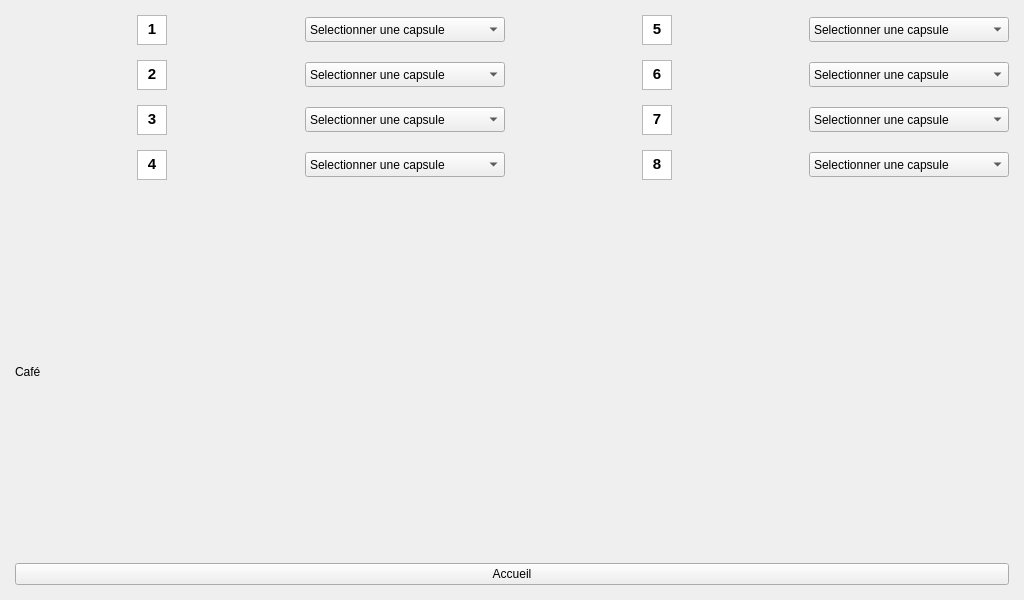
First picture: the form in pikawa-rpi/ihmpikawa.ui, repository bts-lasalle-avignon-projets/pikawa-2024, before the edit.
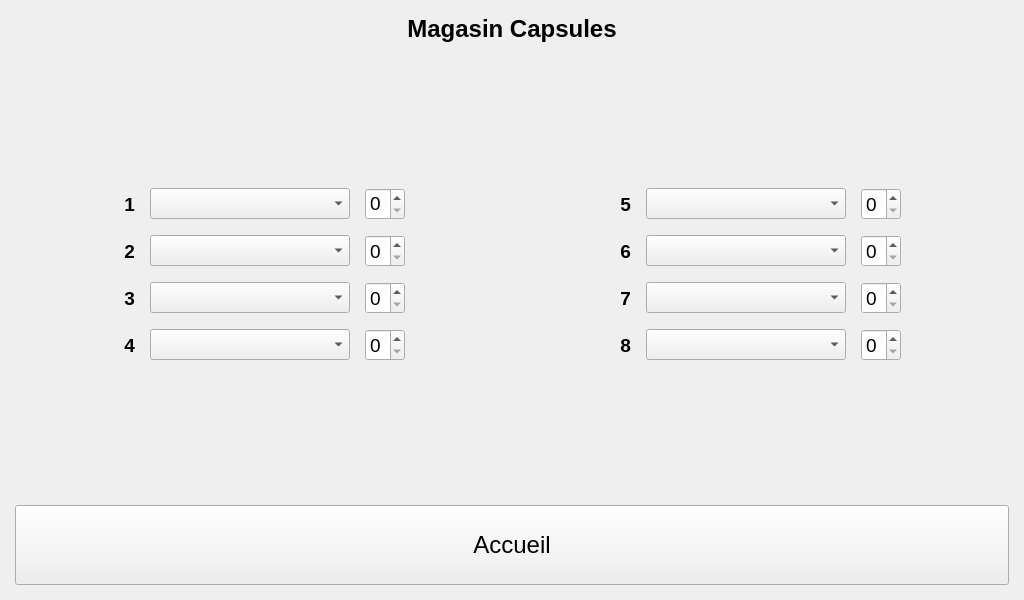
Second picture: the form after the edit. The open tabs and pages were chosen to show the change.

Patch:
```diff
--- a/pikawa-rpi/ihmpikawa.ui
+++ b/pikawa-rpi/ihmpikawa.ui
@@ -104,33 +104,388 @@
         <property name="bottomMargin">
          <number>15</number>
         </property>
+        <item>
+         <widget class="QLabel" name="titreEcranCafe">
+          <property name="font">
+           <font>
+            <pointsize>18</pointsize>
+            <weight>75</weight>
+            <bold>true</bold>
+           </font>
+          </property>
+          <property name="text">
+           <string>Magasin Capsules</string>
+          </property>
+          <property name="alignment">
+           <set>Qt::AlignCenter</set>
+          </property>
+         </widget>
+        </item>
+        <item>
+         <spacer name="verticalSpacer_2">
+          <property name="orientation">
+           <enum>Qt::Vertical</enum>
+          </property>
+          <property name="sizeHint" stdset="0">
+           <size>
+            <width>20</width>
+            <height>40</height>
+           </size>
+          </property>
+         </spacer>
+        </item>
         <item>
          <layout class="QGridLayout" name="gridLayout">
-          <item row="3" column="0" alignment="Qt::AlignHCenter|Qt::AlignVCenter">
-           <widget class="QTextBrowser" name="capsuleRange1">
+          <property name="spacing">
+           <number>15</number>
+          </property>
+          <item row="4" column="7">
+           <widget class="QSpinBox" name="stockR6">
+            <property name="font">
+             <font>
+              <pointsize>14</pointsize>
+             </font>
+            </property>
+            <property name="maximum">
+             <number>4</number>
+            </property>
+           </widget>
+          </item>
+          <item row="9" column="5">
+           <widget class="QLabel" name="labelRangee8">
+            <property name="font">
+             <font>
+              <pointsize>14</pointsize>
+              <weight>75</weight>
+              <bold>true</bold>
+             </font>
+            </property>
+            <property name="text">
+             <string>8</string>
+            </property>
+            <property name="alignment">
+             <set>Qt::AlignRight|Qt::AlignTrailing|Qt::AlignVCenter</set>
+            </property>
+           </widget>
+          </item>
+          <item row="6" column="2">
+           <widget class="QComboBox" name="listeCapsulesR3">
+            <property name="sizePolicy">
+             <sizepolicy hsizetype="Fixed" vsizetype="Fixed">
+              <horstretch>0</horstretch>
+              <verstretch>0</verstretch>
+             </sizepolicy>
+            </property>
             <property name="minimumSize">
              <size>
-              <width>30</width>
-              <height>30</height>
+              <width>200</width>
+              <height>25</height>
              </size>
             </property>
             <property name="maximumSize">
              <size>
-              <width>30</width>
-              <height>30</height>
+              <width>16777215</width>
+              <height>16777215</height>
              </size>
             </property>
-            <property name="html">
-             <string>&lt;!DOCTYPE HTML PUBLIC &quot;-//W3C//DTD HTML 4.0//EN&quot; &quot;http://www.w3.org/TR/REC-html40/strict.dtd&quot;&gt;
-&lt;html&gt;&lt;head&gt;&lt;meta name=&quot;qrichtext&quot; content=&quot;1&quot; /&gt;&lt;style type=&quot;text/css&quot;&gt;
-p, li { white-space: pre-wrap; }
-&lt;/style&gt;&lt;/head&gt;&lt;body style=&quot; font-family:'Ubuntu'; font-size:11pt; font-weight:400; font-style:normal;&quot;&gt;
-&lt;p align=&quot;center&quot; style=&quot; margin-top:0px; margin-bottom:0px; margin-left:0px; margin-right:0px; -qt-block-indent:0; text-indent:0px;&quot;&gt;&lt;span style=&quot; font-weight:600;&quot;&gt;1&lt;/span&gt;&lt;/p&gt;&lt;/body&gt;&lt;/html&gt;</string>
+            <property name="font">
+             <font>
+              <pointsize>14</pointsize>
+             </font>
+            </property>
+            <property name="sizeAdjustPolicy">
+             <enum>QComboBox::AdjustToContents</enum>
+            </property>
+           </widget>
+          </item>
+          <item row="3" column="7">
+           <widget class="QSpinBox" name="stockR5">
+            <property name="font">
+             <font>
+              <pointsize>14</pointsize>
+             </font>
+            </property>
+            <property name="maximum">
+             <number>4</number>
+            </property>
+           </widget>
+          </item>
+          <item row="4" column="3">
+           <widget class="QSpinBox" name="stockR2">
+            <property name="font">
+             <font>
+              <pointsize>14</pointsize>
+             </font>
+            </property>
+            <property name="maximum">
+             <number>4</number>
+            </property>
+           </widget>
+          </item>
+          <item row="9" column="3">
+           <widget class="QSpinBox" name="stockR4">
+            <property name="font">
+             <font>
+              <pointsize>14</pointsize>
+             </font>
+            </property>
+            <property name="maximum">
+             <number>4</number>
+            </property>
+           </widget>
+          </item>
+          <item row="9" column="2">
+           <widget class="QComboBox" name="listeCapsulesR4">
+            <property name="sizePolicy">
+             <sizepolicy hsizetype="Fixed" vsizetype="Fixed">
+              <horstretch>0</horstretch>
+              <verstretch>0</verstretch>
+             </sizepolicy>
+            </property>
+            <property name="minimumSize">
+             <size>
+              <width>200</width>
+              <height>25</height>
+             </size>
+            </property>
+            <property name="maximumSize">
+             <size>
+              <width>16777215</width>
+              <height>16777215</height>
+             </size>
+            </property>
+            <property name="font">
+             <font>
+              <pointsize>14</pointsize>
+             </font>
+            </property>
+            <property name="sizeAdjustPolicy">
+             <enum>QComboBox::AdjustToContents</enum>
+            </property>
+           </widget>
+          </item>
+          <item row="3" column="2">
+           <widget class="QComboBox" name="listeCapsulesR1">
+            <property name="sizePolicy">
+             <sizepolicy hsizetype="Fixed" vsizetype="Fixed">
+              <horstretch>0</horstretch>
+              <verstretch>0</verstretch>
+             </sizepolicy>
+            </property>
+            <property name="minimumSize">
+             <size>
+              <width>200</width>
+              <height>25</height>
+             </size>
+            </property>
+            <property name="maximumSize">
+             <size>
+              <width>16777215</width>
+              <height>16777215</height>
+             </size>
+            </property>
+            <property name="font">
+             <font>
+              <pointsize>14</pointsize>
+             </font>
+            </property>
+            <property name="currentText">
+             <string/>
+            </property>
+            <property name="sizeAdjustPolicy">
+             <enum>QComboBox::AdjustToContents</enum>
+            </property>
+           </widget>
+          </item>
+          <item row="9" column="1">
+           <widget class="QLabel" name="labelRangee4">
+            <property name="font">
+             <font>
+              <pointsize>14</pointsize>
+              <weight>75</weight>
+              <bold>true</bold>
+             </font>
+            </property>
+            <property name="text">
+             <string>4</string>
+            </property>
+            <property name="alignment">
+             <set>Qt::AlignRight|Qt::AlignTrailing|Qt::AlignVCenter</set>
+            </property>
+           </widget>
+          </item>
+          <item row="9" column="7">
+           <widget class="QSpinBox" name="stockR8">
+            <property name="font">
+             <font>
+              <pointsize>14</pointsize>
+             </font>
+            </property>
+            <property name="maximum">
+             <number>4</number>
+            </property>
+           </widget>
+          </item>
+          <item row="4" column="5">
+           <widget class="QLabel" name="labelRangee6">
+            <property name="font">
+             <font>
+              <pointsize>14</pointsize>
+              <weight>75</weight>
+              <bold>true</bold>
+             </font>
+            </property>
+            <property name="text">
+             <string>6</string>
+            </property>
+            <property name="alignment">
+             <set>Qt::AlignRight|Qt::AlignTrailing|Qt::AlignVCenter</set>
+            </property>
+           </widget>
+          </item>
+          <item row="9" column="6">
+           <widget class="QComboBox" name="listeCapsulesR8">
+            <property name="sizePolicy">
+             <sizepolicy hsizetype="Fixed" vsizetype="Fixed">
+              <horstretch>0</horstretch>
+              <verstretch>0</verstretch>
+             </sizepolicy>
+            </property>
+            <property name="minimumSize">
+             <size>
+              <width>200</width>
+              <height>25</height>
+             </size>
+            </property>
+            <property name="maximumSize">
+             <size>
+              <width>16777215</width>
+              <height>16777215</height>
+             </size>
+            </property>
+            <property name="font">
+             <font>
+              <pointsize>14</pointsize>
+             </font>
+            </property>
+            <property name="sizeAdjustPolicy">
+             <enum>QComboBox::AdjustToContents</enum>
+            </property>
+           </widget>
+          </item>
+          <item row="4" column="6">
+           <widget class="QComboBox" name="listeCapsulesR6">
+            <property name="sizePolicy">
+             <sizepolicy hsizetype="Fixed" vsizetype="Fixed">
+              <horstretch>0</horstretch>
+              <verstretch>0</verstretch>
+             </sizepolicy>
+            </property>
+            <property name="minimumSize">
+             <size>
+              <width>200</width>
+              <height>25</height>
+             </size>
+            </property>
+            <property name="maximumSize">
+             <size>
+              <width>16777215</width>
+              <height>16777215</height>
+             </size>
+            </property>
+            <property name="font">
+             <font>
+              <pointsize>14</pointsize>
+             </font>
+            </property>
+            <property name="sizeAdjustPolicy">
+             <enum>QComboBox::AdjustToContents</enum>
+            </property>
+           </widget>
+          </item>
+          <item row="3" column="6">
+           <widget class="QComboBox" name="listeCapsulesR5">
+            <property name="sizePolicy">
+             <sizepolicy hsizetype="Fixed" vsizetype="Fixed">
+              <horstretch>0</horstretch>
+              <verstretch>0</verstretch>
+             </sizepolicy>
+            </property>
+            <property name="minimumSize">
+             <size>
+              <width>200</width>
+              <height>25</height>
+             </size>
+            </property>
+            <property name="maximumSize">
+             <size>
+              <width>16777215</width>
+              <height>16777215</height>
+             </size>
+            </property>
+            <property name="font">
+             <font>
+              <pointsize>14</pointsize>
+             </font>
+            </property>
+            <property name="sizeAdjustPolicy">
+             <enum>QComboBox::AdjustToContents</enum>
+            </property>
+           </widget>
+          </item>
+          <item row="6" column="7">
+           <widget class="QSpinBox" name="stockR7">
+            <property name="font">
+             <font>
+              <pointsize>14</pointsize>
+             </font>
+            </property>
+            <property name="maximum">
+             <number>4</number>
             </property>
            </widget>
           </item>
           <item row="4" column="1">
-           <widget class="QComboBox" name="listeDeroulante3">
+           <widget class="QLabel" name="labelRangee2">
+            <property name="font">
+             <font>
+              <pointsize>14</pointsize>
+              <weight>75</weight>
+              <bold>true</bold>
+             </font>
+            </property>
+            <property name="text">
+             <string>2</string>
+            </property>
+            <property name="alignment">
+             <set>Qt::AlignRight|Qt::AlignTrailing|Qt::AlignVCenter</set>
+            </property>
+           </widget>
+          </item>
+          <item row="3" column="4">
+           <spacer name="horizontalSpacer">
+            <property name="orientation">
+             <enum>Qt::Horizontal</enum>
+            </property>
+            <property name="sizeType">
+             <enum>QSizePolicy::Fixed</enum>
+            </property>
+            <property name="sizeHint" stdset="0">
+             <size>
+              <width>200</width>
+              <height>20</height>
+             </size>
+            </property>
+           </spacer>
+          </item>
+          <item row="6" column="6">
+           <widget class="QComboBox" name="listeCapsulesR7">
+            <property name="sizePolicy">
+             <sizepolicy hsizetype="Fixed" vsizetype="Fixed">
+              <horstretch>0</horstretch>
+              <verstretch>0</verstretch>
+             </sizepolicy>
+            </property>
             <property name="minimumSize">
              <size>
               <width>200</width>
@@ -139,34 +494,28 @@
             </property>
             <property name="maximumSize">
              <size>
-              <width>200</width>
-              <height>25</height>
+              <width>16777215</width>
+              <height>16777215</height>
              </size>
             </property>
-            <item>
-             <property name="text">
-              <string>Selectionner une capsule </string>
-             </property>
-            </item>
-            <item>
-             <property name="text">
-              <string>Capriccio</string>
-             </property>
-            </item>
-            <item>
-             <property name="text">
-              <string>Roma</string>
-             </property>
-            </item>
-            <item>
-             <property name="text">
-              <string>Vivalto</string>
-             </property>
-            </item>
+            <property name="font">
+             <font>
+              <pointsize>14</pointsize>
+             </font>
+            </property>
+            <property name="sizeAdjustPolicy">
+             <enum>QComboBox::AdjustToContents</enum>
+            </property>
            </widget>
           </item>
-          <item row="8" column="1" alignment="Qt::AlignHCenter">
-           <widget class="QComboBox" name="listeDeroulante7">
+          <item row="4" column="2">
+           <widget class="QComboBox" name="listeCapsulesR2">
+            <property name="sizePolicy">
+             <sizepolicy hsizetype="Fixed" vsizetype="Fixed">
+              <horstretch>0</horstretch>
+              <verstretch>0</verstretch>
+             </sizepolicy>
+            </property>
             <property name="minimumSize">
              <size>
               <width>200</width>
@@ -175,399 +524,181 @@
             </property>
             <property name="maximumSize">
              <size>
-              <width>200</width>
-              <height>25</height>
+              <width>16777215</width>
+              <height>16777215</height>
              </size>
             </property>
-            <item>
-             <property name="text">
-              <string>Selectionner une capsule </string>
-             </property>
-            </item>
-            <item>
-             <property name="text">
-              <string>Cosi</string>
-             </property>
-            </item>
-            <item>
-             <property name="text">
-              <string>Volluto</string>
-             </property>
-            </item>
-            <item>
-             <property name="text">
-              <string>Ristretto</string>
-             </property>
-            </item>
-            <item>
-             <property name="text">
-              <string>Capriccio</string>
-             </property>
-            </item>
+            <property name="font">
+             <font>
+              <pointsize>14</pointsize>
+             </font>
+            </property>
+            <property name="sizeAdjustPolicy">
+             <enum>QComboBox::AdjustToContents</enum>
+            </property>
+           </widget>
+          </item>
+          <item row="3" column="1">
+           <widget class="QLabel" name="labelRangee1">
+            <property name="sizePolicy">
+             <sizepolicy hsizetype="Fixed" vsizetype="Preferred">
+              <horstretch>0</horstretch>
+              <verstretch>0</verstretch>
+             </sizepolicy>
+            </property>
+            <property name="font">
+             <font>
+              <pointsize>14</pointsize>
+              <weight>75</weight>
+              <bold>true</bold>
+             </font>
+            </property>
+            <property name="text">
+             <string>1</string>
+            </property>
+            <property name="alignment">
+             <set>Qt::AlignRight|Qt::AlignTrailing|Qt::AlignVCenter</set>
+            </property>
            </widget>
           </item>
           <item row="3" column="3">
-           <widget class="QComboBox" name="listeDeroulante2">
-            <property name="minimumSize">
-             <size>
-              <width>200</width>
-              <height>25</height>
-             </size>
+           <widget class="QSpinBox" name="stockR1">
+            <property name="font">
+             <font>
+              <pointsize>14</pointsize>
+             </font>
             </property>
-            <property name="maximumSize">
-             <size>
-              <width>200</width>
-              <height>25</height>
-             </size>
+            <property name="alignment">
+             <set>Qt::AlignLeading|Qt::AlignLeft|Qt::AlignTop</set>
             </property>
-            <item>
-             <property name="text">
-              <string>Selectionner une capsule </string>
-             </property>
-            </item>
-            <item>
-             <property name="text">
-              <string>Arpeggio</string>
-             </property>
-            </item>
-            <item>
-             <property name="text">
-              <string>Roma</string>
-             </property>
-            </item>
-            <item>
-             <property name="text">
-              <string>Livanto</string>
-             </property>
-            </item>
-            <item>
-             <property name="text">
-              <string>Capriccio</string>
-             </property>
-            </item>
-           </widget>
-          </item>
-          <item row="5" column="0" alignment="Qt::AlignHCenter|Qt::AlignVCenter">
-           <widget class="QTextBrowser" name="capsuleRange3">
-            <property name="maximumSize">
-             <size>
-              <width>30</width>
-              <height>30</height>
-             </size>
+            <property name="maximum">
+             <number>4</number>
             </property>
-            <property name="html">
-             <string>&lt;!DOCTYPE HTML PUBLIC &quot;-//W3C//DTD HTML 4.0//EN&quot; &quot;http://www.w3.org/TR/REC-html40/strict.dtd&quot;&gt;
-&lt;html&gt;&lt;head&gt;&lt;meta name=&quot;qrichtext&quot; content=&quot;1&quot; /&gt;&lt;style type=&quot;text/css&quot;&gt;
-p, li { white-space: pre-wrap; }
-&lt;/style&gt;&lt;/head&gt;&lt;body style=&quot; font-family:'Ubuntu'; font-size:11pt; font-weight:400; font-style:normal;&quot;&gt;
-&lt;p align=&quot;center&quot; style=&quot; margin-top:0px; margin-bottom:0px; margin-left:0px; margin-right:0px; -qt-block-indent:0; text-indent:0px;&quot;&gt;&lt;span style=&quot; font-weight:600;&quot;&gt;3&lt;/span&gt;&lt;/p&gt;&lt;/body&gt;&lt;/html&gt;</string>
-            </property>
            </widget>
           </item>
-          <item row="8" column="3" alignment="Qt::AlignHCenter">
-           <widget class="QComboBox" name="listeDeroulante8">
-            <property name="minimumSize">
-             <size>
-              <width>200</width>
-              <height>25</height>
-             </size>
+          <item row="6" column="3">
+           <widget class="QSpinBox" name="stockR3">
+            <property name="font">
+             <font>
+              <pointsize>14</pointsize>
+             </font>
             </property>
-            <property name="maximumSize">
-             <size>
-              <width>250</width>
-              <height>25</height>
-             </size>
+            <property name="maximum">
+             <number>4</number>
             </property>
-            <item>
-             <property name="text">
-              <string>Selectionner une capsule </string>
-             </property>
-            </item>
-            <item>
-             <property name="text">
-              <string>Nespresso</string>
-             </property>
-            </item>
-            <item>
-             <property name="text">
-              <string>Roma</string>
-             </property>
-            </item>
-            <item>
-             <property name="text">
-              <string>Livanto</string>
-             </property>
-            </item>
            </widget>
           </item>
-          <item row="5" column="3">
-           <widget class="QComboBox" name="listeDeroulante6">
-            <property name="minimumSize">
-             <size>
-              <width>200</width>
-              <height>25</height>
-             </size>
+          <item row="6" column="5">
+           <widget class="QLabel" name="labelRangee7">
+            <property name="font">
+             <font>
+              <pointsize>14</pointsize>
+              <weight>75</weight>
+              <bold>true</bold>
+             </font>
             </property>
-            <property name="maximumSize">
-             <size>
-              <width>200</width>
-              <height>25</height>
-             </size>
+            <property name="text">
+             <string>7</string>
             </property>
-            <item>
-             <property name="text">
-              <string>Selectionner une capsule </string>
-             </property>
-            </item>
-            <item>
-             <property name="text">
-              <string>Finezzio</string>
-             </property>
-            </item>
-            <item>
-             <property name="text">
-              <string>Fortissio</string>
-             </property>
-            </item>
-            <item>
-             <property name="text">
-              <string>Rosabaya</string>
-             </property>
-            </item>
-           </widget>
-          </item>
-          <item row="8" column="0" alignment="Qt::AlignHCenter|Qt::AlignVCenter">
-           <widget class="QTextBrowser" name="capsuleRange4">
-            <property name="maximumSize">
-             <size>
-              <width>30</width>
-              <height>30</height>
-             </size>
+            <property name="alignment">
+             <set>Qt::AlignRight|Qt::AlignTrailing|Qt::AlignVCenter</set>
             </property>
-            <property name="html">
-             <string>&lt;!DOCTYPE HTML PUBLIC &quot;-//W3C//DTD HTML 4.0//EN&quot; &quot;http://www.w3.org/TR/REC-html40/strict.dtd&quot;&gt;
-&lt;html&gt;&lt;head&gt;&lt;meta name=&quot;qrichtext&quot; content=&quot;1&quot; /&gt;&lt;style type=&quot;text/css&quot;&gt;
-p, li { white-space: pre-wrap; }
-&lt;/style&gt;&lt;/head&gt;&lt;body style=&quot; font-family:'Ubuntu'; font-size:11pt; font-weight:400; font-style:normal;&quot;&gt;
-&lt;p align=&quot;center&quot; style=&quot; margin-top:0px; margin-bottom:0px; margin-left:0px; margin-right:0px; -qt-block-indent:0; text-indent:0px;&quot;&gt;&lt;span style=&quot; font-weight:600;&quot;&gt;4&lt;/span&gt;&lt;/p&gt;&lt;/body&gt;&lt;/html&gt;</string>
-            </property>
            </widget>
           </item>
-          <item row="5" column="1">
-           <widget class="QComboBox" name="listeDeroulante5">
-            <property name="minimumSize">
-             <size>
-              <width>200</width>
-              <height>25</height>
-             </size>
+          <item row="6" column="1">
+           <widget class="QLabel" name="labelRangee3">
+            <property name="font">
+             <font>
+              <pointsize>14</pointsize>
+              <weight>75</weight>
+              <bold>true</bold>
+             </font>
             </property>
-            <property name="maximumSize">
-             <size>
-              <width>200</width>
-              <height>25</height>
-             </size>
+            <property name="text">
+             <string>3</string>
             </property>
-            <item>
-             <property name="text">
-              <string>Selectionner une capsule </string>
-             </property>
-            </item>
-            <item>
-             <property name="text">
-              <string>Nespresso</string>
-             </property>
-            </item>
-            <item>
-             <property name="text">
-              <string>Livanto</string>
-             </property>
-            </item>
-            <item>
-             <property name="text">
-              <string>Vivalto</string>
-             </property>
-            </item>
-           </widget>
-          </item>
-          <item row="4" column="0" alignment="Qt::AlignHCenter|Qt::AlignVCenter">
-           <widget class="QTextBrowser" name="capsuleRange2">
-            <property name="minimumSize">
-             <size>
-              <width>30</width>
-              <height>30</height>
-             </size>
+            <property name="alignment">
+             <set>Qt::AlignRight|Qt::AlignTrailing|Qt::AlignVCenter</set>
             </property>
-            <property name="maximumSize">
-             <size>
-              <width>30</width>
-              <height>30</height>
-             </size>
-            </property>
-            <property name="html">
-             <string>&lt;!DOCTYPE HTML PUBLIC &quot;-//W3C//DTD HTML 4.0//EN&quot; &quot;http://www.w3.org/TR/REC-html40/strict.dtd&quot;&gt;
-&lt;html&gt;&lt;head&gt;&lt;meta name=&quot;qrichtext&quot; content=&quot;1&quot; /&gt;&lt;style type=&quot;text/css&quot;&gt;
-p, li { white-space: pre-wrap; }
-&lt;/style&gt;&lt;/head&gt;&lt;body style=&quot; font-family:'Ubuntu'; font-size:11pt; font-weight:400; font-style:normal;&quot;&gt;
-&lt;p align=&quot;center&quot; style=&quot; margin-top:0px; margin-bottom:0px; margin-left:0px; margin-right:0px; -qt-block-indent:0; text-indent:0px;&quot;&gt;&lt;span style=&quot; font-weight:600;&quot;&gt;2&lt;/span&gt;&lt;/p&gt;&lt;/body&gt;&lt;/html&gt;</string>
-            </property>
            </widget>
           </item>
-          <item row="4" column="2" alignment="Qt::AlignHCenter|Qt::AlignVCenter">
-           <widget class="QTextBrowser" name="capsuleRange6">
-            <property name="maximumSize">
-             <size>
-              <width>30</width>
-              <height>30</height>
-             </size>
+          <item row="3" column="5">
+           <widget class="QLabel" name="labelRangee5">
+            <property name="sizePolicy">
+             <sizepolicy hsizetype="Fixed" vsizetype="Preferred">
+              <horstretch>0</horstretch>
+              <verstretch>0</verstretch>
+             </sizepolicy>
             </property>
-            <property name="html">
-             <string>&lt;!DOCTYPE HTML PUBLIC &quot;-//W3C//DTD HTML 4.0//EN&quot; &quot;http://www.w3.org/TR/REC-html40/strict.dtd&quot;&gt;
-&lt;html&gt;&lt;head&gt;&lt;meta name=&quot;qrichtext&quot; content=&quot;1&quot; /&gt;&lt;style type=&quot;text/css&quot;&gt;
-p, li { white-space: pre-wrap; }
-&lt;/style&gt;&lt;/head&gt;&lt;body style=&quot; font-family:'Ubuntu'; font-size:11pt; font-weight:400; font-style:normal;&quot;&gt;
-&lt;p align=&quot;center&quot; style=&quot; margin-top:0px; margin-bottom:0px; margin-left:0px; margin-right:0px; -qt-block-indent:0; text-indent:0px;&quot;&gt;&lt;span style=&quot; font-weight:600;&quot;&gt;6&lt;/span&gt;&lt;/p&gt;&lt;/body&gt;&lt;/html&gt;</string>
+            <property name="font">
+             <font>
+              <pointsize>14</pointsize>
+              <weight>75</weight>
+              <bold>true</bold>
+             </font>
             </property>
-           </widget>
-          </item>
-          <item row="4" column="3" alignment="Qt::AlignHCenter">
-           <widget class="QComboBox" name="listeDeroulante4">
-            <property name="minimumSize">
-             <size>
-              <width>200</width>
-              <height>25</height>
-             </size>
+            <property name="text">
+             <string>5</string>
             </property>
-            <property name="maximumSize">
-             <size>
-              <width>200</width>
-              <height>25</height>
-             </size>
+            <property name="alignment">
+             <set>Qt::AlignRight|Qt::AlignTrailing|Qt::AlignVCenter</set>
             </property>
-            <item>
-             <property name="text">
-              <string>Selectionner une capsule </string>
-             </property>
-            </item>
-            <item>
-             <property name="text">
-              <string>Fortissio</string>
-             </property>
-            </item>
-            <item>
-             <property name="text">
-              <string>Vivalto</string>
-             </property>
-            </item>
-            <item>
-             <property name="text">
-              <string>Finezzio</string>
-             </property>
-            </item>
            </widget>
           </item>
-          <item row="3" column="2" alignment="Qt::AlignHCenter|Qt::AlignVCenter">
-           <widget class="QTextBrowser" name="capsuleRange5">
-            <property name="maximumSize">
-             <size>
-              <width>30</width>
-              <height>30</height>
-             </size>
+          <item row="3" column="0">
+           <spacer name="horizontalSpacer_2">
+            <property name="orientation">
+             <enum>Qt::Horizontal</enum>
             </property>
-            <property name="html">
-             <string>&lt;!DOCTYPE HTML PUBLIC &quot;-//W3C//DTD HTML 4.0//EN&quot; &quot;http://www.w3.org/TR/REC-html40/strict.dtd&quot;&gt;
-&lt;html&gt;&lt;head&gt;&lt;meta name=&quot;qrichtext&quot; content=&quot;1&quot; /&gt;&lt;style type=&quot;text/css&quot;&gt;
-p, li { white-space: pre-wrap; }
-&lt;/style&gt;&lt;/head&gt;&lt;body style=&quot; font-family:'Ubuntu'; font-size:11pt; font-weight:400; font-style:normal;&quot;&gt;
-&lt;p align=&quot;center&quot; style=&quot; margin-top:0px; margin-bottom:0px; margin-left:0px; margin-right:0px; -qt-block-indent:0; text-indent:0px;&quot;&gt;&lt;span style=&quot; font-weight:600;&quot;&gt;5&lt;/span&gt;&lt;/p&gt;&lt;/body&gt;&lt;/html&gt;</string>
-            </property>
-           </widget>
-          </item>
-          <item row="3" column="1">
-           <widget class="QComboBox" name="listeDeroulante1">
-            <property name="minimumSize">
+            <property name="sizeHint" stdset="0">
              <size>
-              <width>200</width>
-              <height>25</height>
+              <width>40</width>
+              <height>20</height>
              </size>
             </property>
-            <property name="maximumSize">
-             <size>
-              <width>200</width>
-              <height>25</height>
-             </size>
-            </property>
-            <item>
-             <property name="text">
-              <string>Selectionner une capsule</string>
-             </property>
-            </item>
-            <item>
-             <property name="text">
-              <string>Dulsao</string>
-             </property>
-            </item>
-            <item>
-             <property name="text">
-              <string>Decaffeinatto</string>
-             </property>
-            </item>
-            <item>
-             <property name="text">
-              <string>Indriya</string>
-             </property>
-            </item>
-            <item>
-             <property name="text">
-              <string>Rosabaya</string>
-             </property>
-            </item>
-           </widget>
+           </spacer>
           </item>
-          <item row="5" column="2" alignment="Qt::AlignHCenter|Qt::AlignVCenter">
-           <widget class="QTextBrowser" name="capsuleRange7">
-            <property name="maximumSize">
-             <size>
-              <width>30</width>
-              <height>30</height>
-             </size>
+          <item row="3" column="8">
+           <spacer name="horizontalSpacer_3">
+            <property name="orientation">
+             <enum>Qt::Horizontal</enum>
             </property>
-            <property name="html">
-             <string>&lt;!DOCTYPE HTML PUBLIC &quot;-//W3C//DTD HTML 4.0//EN&quot; &quot;http://www.w3.org/TR/REC-html40/strict.dtd&quot;&gt;
-&lt;html&gt;&lt;head&gt;&lt;meta name=&quot;qrichtext&quot; content=&quot;1&quot; /&gt;&lt;style type=&quot;text/css&quot;&gt;
-p, li { white-space: pre-wrap; }
-&lt;/style&gt;&lt;/head&gt;&lt;body style=&quot; font-family:'Ubuntu'; font-size:11pt; font-weight:400; font-style:normal;&quot;&gt;
-&lt;p align=&quot;center&quot; style=&quot; margin-top:0px; margin-bottom:0px; margin-left:0px; margin-right:0px; -qt-block-indent:0; text-indent:0px;&quot;&gt;&lt;span style=&quot; font-weight:600;&quot;&gt;7&lt;/span&gt;&lt;/p&gt;&lt;/body&gt;&lt;/html&gt;</string>
-            </property>
-           </widget>
-          </item>
-          <item row="8" column="2" alignment="Qt::AlignHCenter|Qt::AlignVCenter">
-           <widget class="QTextBrowser" name="capsuleRange8">
-            <property name="maximumSize">
+            <property name="sizeHint" stdset="0">
              <size>
-              <width>30</width>
-              <height>30</height>
+              <width>40</width>
+              <height>20</height>
              </size>
             </property>
-            <property name="html">
-             <string>&lt;!DOCTYPE HTML PUBLIC &quot;-//W3C//DTD HTML 4.0//EN&quot; &quot;http://www.w3.org/TR/REC-html40/strict.dtd&quot;&gt;
-&lt;html&gt;&lt;head&gt;&lt;meta name=&quot;qrichtext&quot; content=&quot;1&quot; /&gt;&lt;style type=&quot;text/css&quot;&gt;
-p, li { white-space: pre-wrap; }
-&lt;/style&gt;&lt;/head&gt;&lt;body style=&quot; font-family:'Ubuntu'; font-size:11pt; font-weight:400; font-style:normal;&quot;&gt;
-&lt;p align=&quot;center&quot; style=&quot; margin-top:0px; margin-bottom:0px; margin-left:0px; margin-right:0px; -qt-block-indent:0; text-indent:0px;&quot;&gt;&lt;span style=&quot; font-weight:600;&quot;&gt;8&lt;/span&gt;&lt;/p&gt;&lt;/body&gt;&lt;/html&gt;</string>
-            </property>
-           </widget>
+           </spacer>
           </item>
          </layout>
         </item>
         <item>
-         <widget class="QLabel" name="titreEcranCafe">
-          <property name="text">
-           <string>Café</string>
+         <spacer name="verticalSpacer">
+          <property name="orientation">
+           <enum>Qt::Vertical</enum>
           </property>
-         </widget>
+          <property name="sizeHint" stdset="0">
+           <size>
+            <width>20</width>
+            <height>40</height>
+           </size>
+          </property>
+         </spacer>
         </item>
         <item>
          <widget class="QPushButton" name="retourAccueilDeCafe">
+          <property name="minimumSize">
+           <size>
+            <width>0</width>
+            <height>80</height>
+           </size>
+          </property>
+          <property name="font">
+           <font>
+            <pointsize>18</pointsize>
+           </font>
+          </property>
           <property name="text">
            <string>Accueil</string>
           </property>
```
Left out of the diff: 302 changed lines with no effect on the pictures.
